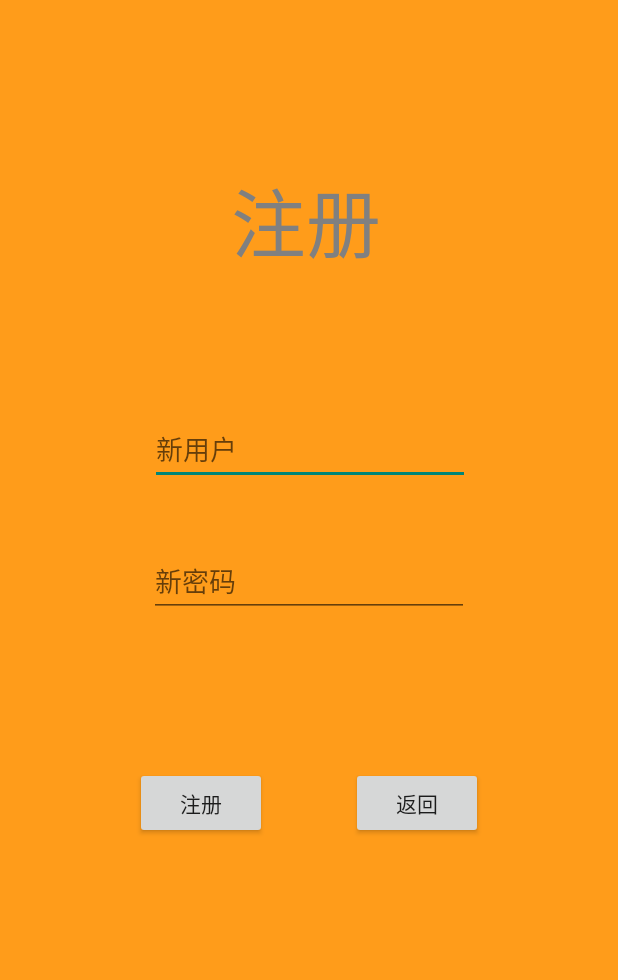
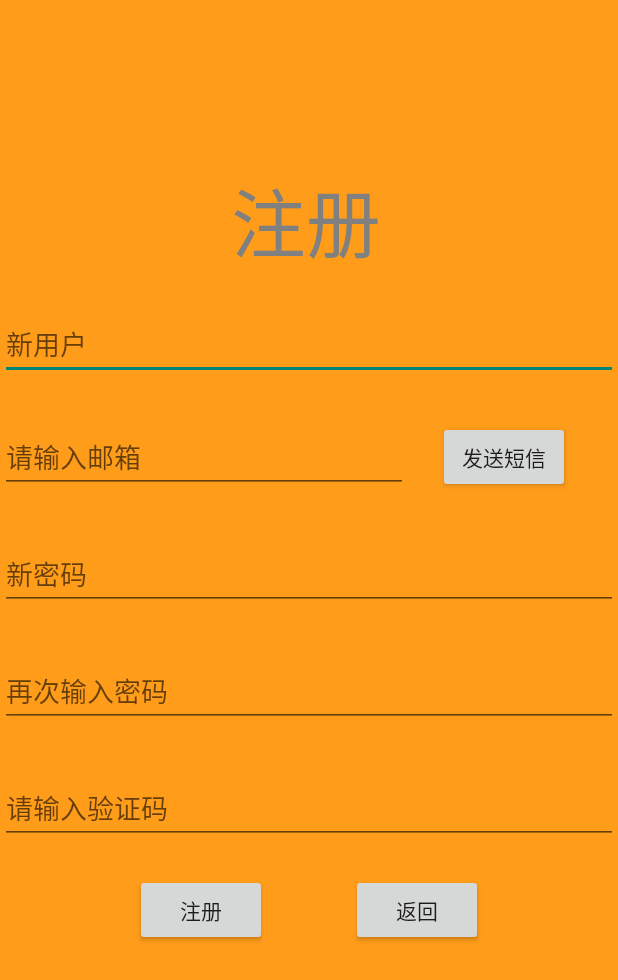
Before and after one commit to ACodeHX/android-takeout, an Android app: the RegisterActivity screen opened directly, with no data from a screen before it, after a tap on "注册", on a phone screen of 412 x 824 dp. Shown: the top 980 px of the screen. Run offline under Robolectric (Android 15) with nearby library versions, the phone set to English and light mode, and no system bars; libraries missing offline, so code that uses them is left out: net.sqlcipher.database; 1 statement that could not run was skipped.

Commit message:
新增:再次输入密码,验证验证码,邮箱功能(未完全实现)
修改:
删除:
完成:
下一个目标:

```diff
--- a/app/src/main/java/com/aa/takeout/RegisterActivity.java
+++ b/app/src/main/java/com/aa/takeout/RegisterActivity.java
@@ -1,24 +1,34 @@
 package com.aa.takeout;
 
+import androidx.appcompat.app.AlertDialog;
 import androidx.appcompat.app.AppCompatActivity;
 
 import android.content.Context;
+import android.content.DialogInterface;
 import android.content.Intent;
 import android.os.Bundle;
 import android.view.View;
 import android.widget.Button;
 import android.widget.EditText;
+import android.widget.ImageView;
 import android.widget.Toast;
 
 import java.io.FileOutputStream;
 import java.io.IOException;
+import java.util.Random;
 
 public class RegisterActivity extends AppCompatActivity {
     private EditText newUser;
     private EditText newPassword;
+    private EditText reEnterPasswd;
+    private EditText userEmail;
+    private EditText authCode;
     private Button signUpLogin;
     private Button register;
+    private Button sendCode;
     private DatabaseHelper userDate;
+    private int authCodeValue;
+    private long startTime;
 
 
     @Override
@@ -28,8 +38,12 @@ public class RegisterActivity extends AppCompatActivity {
 
         newUser = findViewById(R.id.newUser);
         newPassword = findViewById(R.id.regPass);
+        reEnterPasswd = findViewById(R.id.reenterpasswd);
+        userEmail = findViewById(R.id.useremail);
+        authCode = findViewById(R.id.authcode);
         register = findViewById(R.id.regSucceed);
         signUpLogin = findViewById(R.id.returnLogin);
+        sendCode = findViewById(R.id.sendcode);
         userDate = new DatabaseHelper(this);
 
         //注册用户的按钮
@@ -38,22 +52,42 @@ public class RegisterActivity extends AppCompatActivity {
             public void onClick(View view) {
                 String userName = newUser.getText().toString();
                 String passVaule = newPassword.getText().toString();
+                String reEnterPasswdValue = reEnterPasswd.getText().toString();
+                String email = userEmail.getText().toString();
+                String authcode = authCode.getText().toString();
 
                 //判断账号和密码是否为空
-                if (userName.isEmpty() || passVaule.isEmpty()) {
-                    Toast.makeText(RegisterActivity.this, "请输入账号或密码", Toast.LENGTH_SHORT).show();
+                String judgeValue = userName.isEmpty() ? "请输入账号" :
+                                    email.isEmpty() ? "请输入邮箱" :
+                                    passVaule.isEmpty() ? "请输入密码" :
+                                    reEnterPasswdValue.isEmpty() ? "请再次输入密码" :
+                                    authcode.isEmpty() ? "请输入验证码" :
+                                    null;
+
+
+                if (judgeValue != null) {
+                    Toast.makeText(RegisterActivity.this, judgeValue, Toast.LENGTH_SHORT).show();
                     return;
                 }
 
-                if (userDate.insertUser(userName,passVaule)) {
-                    saveToFile(userName, passVaule);
-                    Toast.makeText(RegisterActivity.this, "注册成功", Toast.LENGTH_SHORT).show();
-                    Intent loginIntent = new Intent(RegisterActivity.this, MainActivity.class);
-                    startActivity(loginIntent);
+                int changeAuthCode;
+                changeAuthCode = Integer.parseInt(authcode);
+                if (reEnterPasswdValue.equals(passVaule)) {
+                    if (userDate.insertUser(userName, passVaule)) {
+                        if (authCodeValue == changeAuthCode && isValidCode()) {
+                            saveToFile(userName, passVaule);
+                            Toast.makeText(RegisterActivity.this, "注册成功", Toast.LENGTH_SHORT).show();
+                            Intent loginIntent = new Intent(RegisterActivity.this, MainActivity.class);
+                            startActivity(loginIntent);
+                        } else {
+                            Toast.makeText(RegisterActivity.this, "验证码不正确或验证码以过期", Toast.LENGTH_SHORT).show();
+                        }
+                    } else {
+                        Toast.makeText(RegisterActivity.this, "用户已存在", Toast.LENGTH_SHORT).show();
+                    }
                 } else {
-                    Toast.makeText(RegisterActivity.this, "用户已存在",Toast.LENGTH_SHORT).show();
+                    Toast.makeText(RegisterActivity.this, "密码不一致", Toast.LENGTH_SHORT).show();
                 }
-
             }
         });
 
@@ -65,8 +99,45 @@ public class RegisterActivity extends AppCompatActivity {
             }
         });
 
+        //发送短信逻辑
+        sendCode.setOnClickListener(new View.OnClickListener() {
+            @Override
+            public void onClick(View view) {
+                String email = userEmail.getText().toString();
+                String Emailregex = "^[a-zA-Z0-9_+&*-]+(?:\\.[a-zA-Z0-9_+&*-]+)*@(?:[a-zA-Z0-9-]+\\.)+[a-zA-Z]{2,7}$";
+                Boolean judgeEmail = false;
+                judgeEmail = email != null && email.matches(Emailregex);
+                if (judgeEmail) {
+                    //设置验证码的逻辑
+                    Random random = new Random();
+                    authCodeValue = random.nextInt(100000);
+                    AlertDialog.Builder builder = new AlertDialog.Builder(RegisterActivity.this);
+                    builder.setTitle("请在5分钟输入你的验证码")
+                            .setMessage("您的验证码为: " + authCodeValue)
+                            .setPositiveButton("确定", new DialogInterface.OnClickListener() {
+                                @Override
+                                public void onClick(DialogInterface dialogInterface, int i) {
+                                    dialogInterface.dismiss();
+                                }
+                            }).show();
+                } else if(email.isEmpty()) {
+                    Toast.makeText(RegisterActivity.this, "请输入邮箱", Toast.LENGTH_SHORT).show();
+                } else {
+                    Toast.makeText(RegisterActivity.this, "请输入正确的邮箱", Toast.LENGTH_SHORT).show();
+                }
+            }
+        });
+
 
         }
+    //验证时间
+    private boolean isValidCode() {
+        long currentTime = System.currentTimeMillis();
+        long elapsedTime = currentTime - startTime;
+        return elapsedTime <= 300000; // 300 seconds (5 minutes) in milliseconds
+    }
+
+
     //保存密码和账号到指定文件
     private void saveToFile(String userName, String password) {
         String data = "账号:" + userName + ",密码" + password +  "\n";
--- a/app/src/main/res/layout/register.xml
+++ b/app/src/main/res/layout/register.xml
@@ -10,11 +10,9 @@
 
     <EditText
         android:id="@+id/newUser"
-        android:layout_width="wrap_content"
+        android:layout_width="0dp"
         android:layout_height="wrap_content"
-        android:layout_marginStart="100dp"
-        android:layout_marginTop="100dp"
-        android:layout_marginEnd="100dp"
+        android:layout_marginTop="30dp"
         android:ems="10"
         android:hint="@string/newuser"
         android:inputType="textEmailAddress"
@@ -29,8 +27,8 @@
         android:layout_width="200dp"
         android:layout_height="65dp"
         android:layout_marginTop="110dp"
+        android:gravity="center"
         android:text="注册"
-        android:gravity="center"
         android:textColor="#808080"
         android:textSize="50dp"
         app:layout_constraintEnd_toEndOf="parent"
@@ -40,36 +38,83 @@
 
     <EditText
         android:id="@+id/regPass"
-        android:layout_width="wrap_content"
+        android:layout_width="0dp"
         android:layout_height="wrap_content"
-        android:layout_marginStart="100dp"
-        android:layout_marginTop="40dp"
-        android:layout_marginEnd="100dp"
+        android:layout_marginTop="30dp"
         android:ems="10"
         android:hint="@string/newPass"
         android:inputType="textPassword"
         android:minHeight="48dp"
         app:layout_constraintEnd_toEndOf="parent"
         app:layout_constraintStart_toStartOf="parent"
-        app:layout_constraintTop_toBottomOf="@+id/newUser" />
+        app:layout_constraintTop_toBottomOf="@+id/useremail" />
 
     <Button
         android:id="@+id/regSucceed"
         android:layout_width="wrap_content"
         android:layout_height="wrap_content"
         android:layout_marginStart="90dp"
-        android:layout_marginTop="100dp"
+        android:layout_marginTop="20dp"
         android:text="注册"
         app:layout_constraintStart_toStartOf="parent"
-        app:layout_constraintTop_toBottomOf="@+id/regPass" />
+        app:layout_constraintTop_toBottomOf="@+id/authcode" />
 
     <Button
         android:id="@+id/returnLogin"
         android:layout_width="wrap_content"
         android:layout_height="wrap_content"
-        android:layout_marginTop="100dp"
+        android:layout_marginTop="20dp"
         android:layout_marginEnd="90dp"
         android:text="返回"
         app:layout_constraintEnd_toEndOf="parent"
+        app:layout_constraintTop_toBottomOf="@+id/authcode" />
+
+    <EditText
+        android:id="@+id/reenterpasswd"
+        android:layout_width="0dp"
+        android:layout_height="wrap_content"
+        android:layout_marginTop="30dp"
+        android:ems="10"
+        android:hint="再次输入密码"
+        android:inputType="textPassword"
+        android:minHeight="48dp"
+        app:layout_constraintEnd_toEndOf="parent"
+        app:layout_constraintStart_toStartOf="parent"
         app:layout_constraintTop_toBottomOf="@+id/regPass" />
+
+    <EditText
+        android:id="@+id/useremail"
+        android:layout_width="0dp"
+        android:layout_height="45dp"
+        android:layout_marginTop="30dp"
+        android:layout_marginEnd="140dp"
+        android:ems="10"
+        android:hint="请输入邮箱"
+        android:inputType="textEmailAddress"
+        app:layout_constraintEnd_toEndOf="parent"
+        app:layout_constraintStart_toStartOf="parent"
+        app:layout_constraintTop_toBottomOf="@+id/newUser" />
+
+    <EditText
+        android:id="@+id/authcode"
+        android:layout_width="0dp"
+        android:layout_height="wrap_content"
+        android:layout_marginTop="30dp"
+        android:ems="10"
+        android:hint="请输入验证码"
+        android:inputType="number"
+        app:layout_constraintEnd_toEndOf="parent"
+        app:layout_constraintStart_toStartOf="parent"
+        app:layout_constraintTop_toBottomOf="@+id/reenterpasswd" />
+
+    <Button
+        android:id="@+id/sendcode"
+        android:layout_width="wrap_content"
+        android:layout_height="wrap_content"
+        android:layout_marginStart="20dp"
+        android:layout_marginTop="27dp"
+        android:text="发送短信"
+        app:layout_constraintStart_toEndOf="@+id/useremail"
+        app:layout_constraintTop_toBottomOf="@+id/newUser" />
+
 </androidx.constraintlayout.widget.ConstraintLayout>
```
Also changed, not shown: 1 other file.
